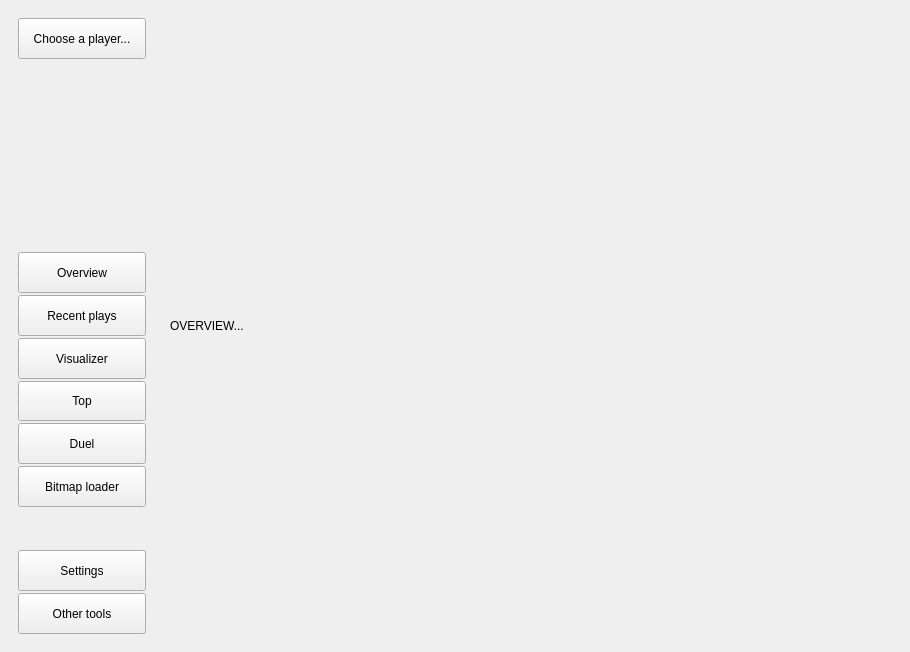
First picture: the form in osu-master/mainwindow.ui, repository PrefectSol/osu-master, before the edit.
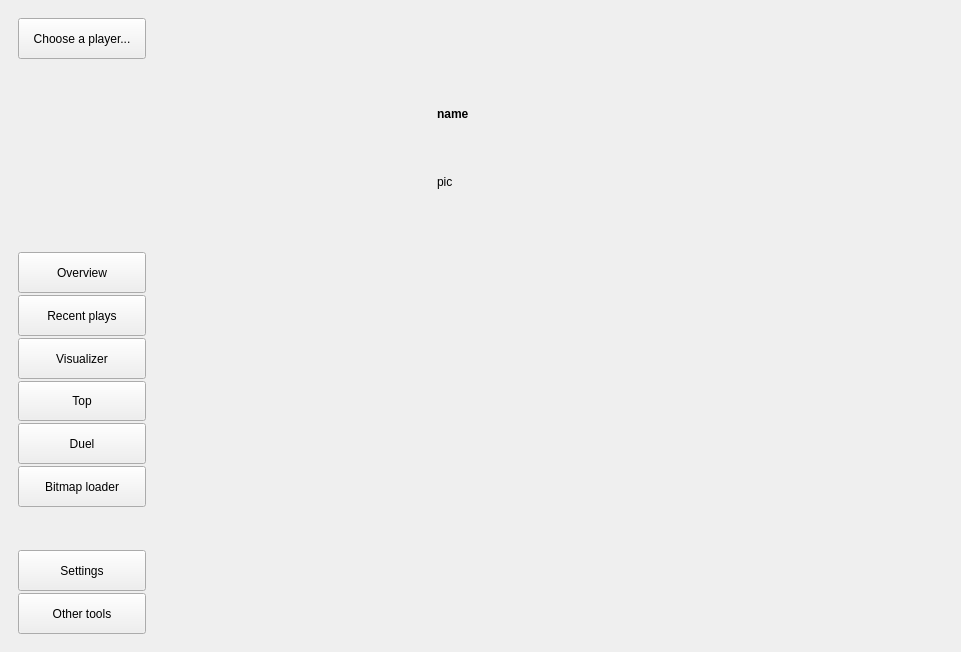
Second picture: the form after the edit. The open tabs and pages were chosen to show the change.

Diff of the .ui file:
```diff
--- a/osu-master/mainwindow.ui
+++ b/osu-master/mainwindow.ui
@@ -6,7 +6,7 @@
    <rect>
     <x>0</x>
     <y>0</y>
-    <width>910</width>
+    <width>961</width>
     <height>652</height>
    </rect>
   </property>
@@ -391,14 +391,115 @@
         </item>
        </layout>
       </widget>
-      <widget class="QWidget" name="page">
-       <layout class="QHBoxLayout" name="horizontalLayout_5">
-        <item>
-         <widget class="QLabel" name="label">
-          <property name="text">
-           <string>OVERVIEW...</string>
+      <widget class="QWidget" name="overviewPage_2">
+       <layout class="QGridLayout" name="gridLayout_4">
+        <item row="0" column="3">
+         <spacer name="horizontalSpacer_14">
+          <property name="orientation">
+           <enum>Qt::Horizontal</enum>
           </property>
-         </widget>
+          <property name="sizeHint" stdset="0">
+           <size>
+            <width>238</width>
+            <height>20</height>
+           </size>
+          </property>
+         </spacer>
+        </item>
+        <item row="0" column="0">
+         <spacer name="horizontalSpacer_12">
+          <property name="orientation">
+           <enum>Qt::Horizontal</enum>
+          </property>
+          <property name="sizeHint" stdset="0">
+           <size>
+            <width>238</width>
+            <height>20</height>
+           </size>
+          </property>
+         </spacer>
+        </item>
+        <item row="0" column="2">
+         <layout class="QVBoxLayout" name="verticalLayout_17">
+          <item>
+           <spacer name="verticalSpacer_10">
+            <property name="orientation">
+             <enum>Qt::Vertical</enum>
+            </property>
+            <property name="sizeHint" stdset="0">
+             <size>
+              <width>20</width>
+              <height>40</height>
+             </size>
+            </property>
+           </spacer>
+          </item>
+          <item>
+           <widget class="QWidget" name="playerViewer_3" native="true">
+            <property name="sizePolicy">
+             <sizepolicy hsizetype="Expanding" vsizetype="Expanding">
+              <horstretch>0</horstretch>
+              <verstretch>0</verstretch>
+             </sizepolicy>
+            </property>
+            <layout class="QVBoxLayout" name="verticalLayout_18">
+             <item>
+              <widget class="QLabel" name="usernamelabel_2">
+               <property name="font">
+                <font>
+                 <italic>false</italic>
+                 <bold>true</bold>
+                 <underline>false</underline>
+                </font>
+               </property>
+               <property name="text">
+                <string>name</string>
+               </property>
+              </widget>
+             </item>
+             <item>
+              <widget class="QLabel" name="picturelabel_2">
+               <property name="minimumSize">
+                <size>
+                 <width>110</width>
+                 <height>110</height>
+                </size>
+               </property>
+               <property name="text">
+                <string>pic</string>
+               </property>
+              </widget>
+             </item>
+            </layout>
+           </widget>
+          </item>
+          <item>
+           <spacer name="verticalSpacer_11">
+            <property name="orientation">
+             <enum>Qt::Vertical</enum>
+            </property>
+            <property name="sizeHint" stdset="0">
+             <size>
+              <width>20</width>
+              <height>40</height>
+             </size>
+            </property>
+           </spacer>
+          </item>
+         </layout>
+        </item>
+        <item row="1" column="3">
+         <spacer name="verticalSpacer_9">
+          <property name="orientation">
+           <enum>Qt::Vertical</enum>
+          </property>
+          <property name="sizeHint" stdset="0">
+           <size>
+            <width>20</width>
+            <height>297</height>
+           </size>
+          </property>
+         </spacer>
         </item>
        </layout>
       </widget>
```
Left out of the diff: 14 changed lines with no effect on the pictures.
